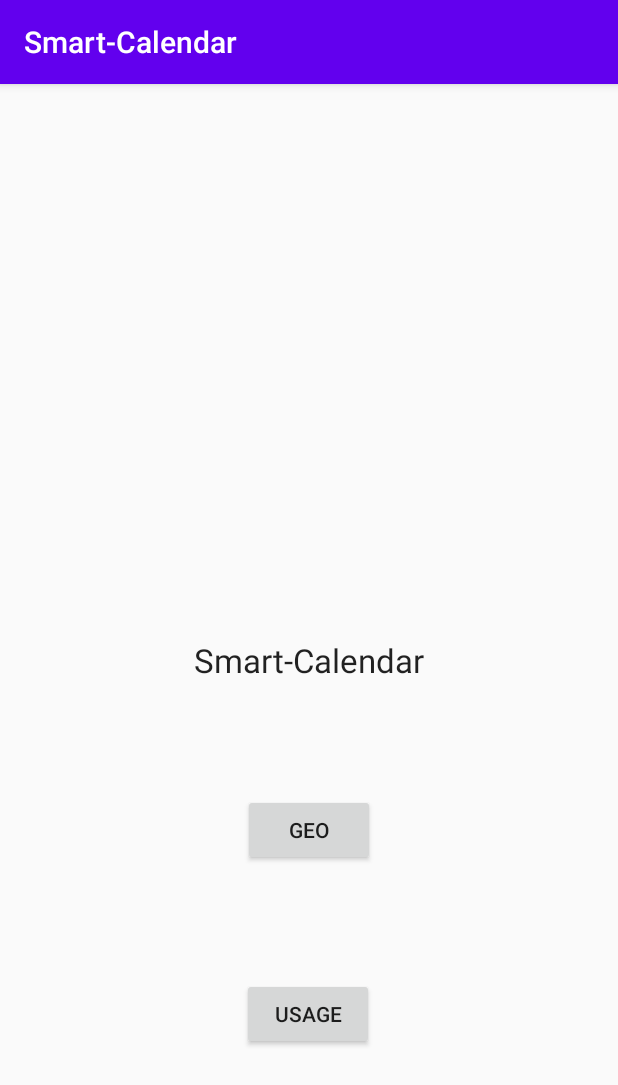
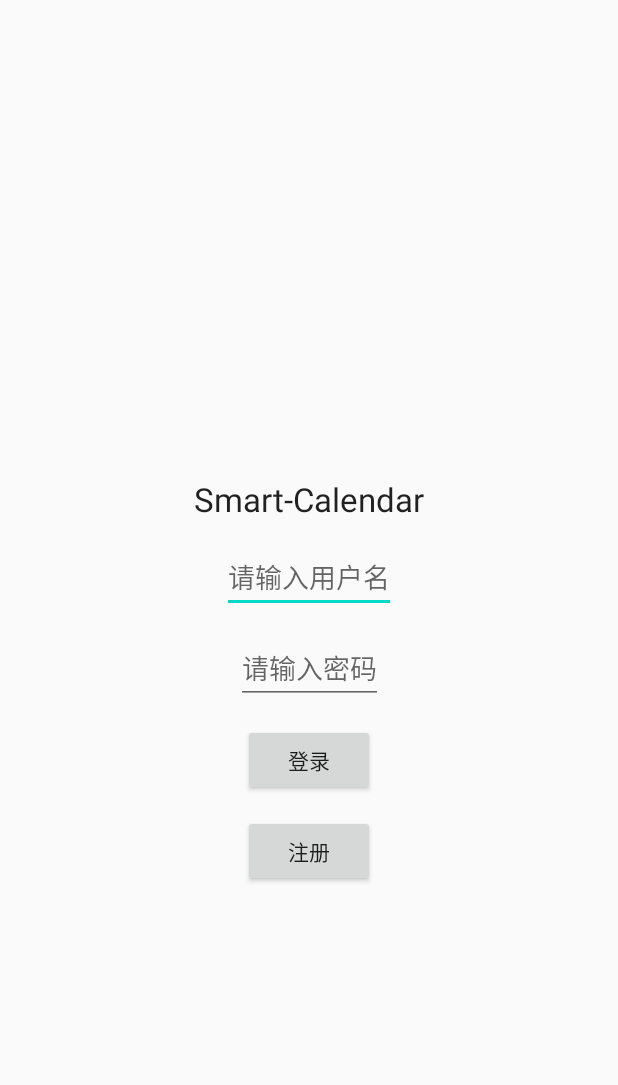
Before and after one commit to gonggongjohn/Smart-Calendar, an Android app: the screen it shows after launch (MainActivity before the commit, LoginActivity after it), on a phone screen of 412 x 824 dp. Shown: the top 1085 px of the screen. Run offline under Robolectric (Android 15) with nearby library versions, the phone set to English and light mode, and no system bars.

Commit message:
登录/注册

```diff
--- a/app/build.gradle
+++ b/app/build.gradle
@@ -30,4 +30,5 @@ dependencies {
     androidTestImplementation 'androidx.test.ext:junit:1.1.1'
     androidTestImplementation 'androidx.test.espresso:espresso-core:3.2.0'
 
+    implementation group: 'com.squareup.okhttp3', name: 'okhttp', version: '3.10.0'
 }
--- a/app/src/main/java/timemaster/smart_calendar/MainActivity.java
+++ /dev/null
@@ -1,36 +0,0 @@
-package timemaster.smart_calendar;
-
-import android.content.Intent;
-import android.view.View;
-import android.widget.Button;
-import androidx.appcompat.app.AppCompatActivity;
-import android.os.Bundle;
-
-public class MainActivity extends AppCompatActivity {
-    private Button btnGeo;
-    private Button btnUsage;
-
-    @Override
-    protected void onCreate(Bundle savedInstanceState) {
-        super.onCreate(savedInstanceState);
-        setContentView(R.layout.activity_main);
-        btnGeo = findViewById(R.id.btn_geo);
-        btnUsage = findViewById(R.id.btn_usage);
-        btnGeo.setOnClickListener(new View.OnClickListener() {
-            @Override
-            public void onClick(View view) {
-                Intent intent = new Intent();
-                intent.setClass(MainActivity.this, GeoActivity.class);
-                startActivity(intent);
-            }
-        });
-        btnUsage.setOnClickListener(new View.OnClickListener() {
-            @Override
-            public void onClick(View view) {
-                Intent intent = new Intent();
-                intent.setClass(MainActivity.this, UsageActivity.class);
-                startActivity(intent);
-            }
-        });
-    }
-}
--- a/app/src/main/res/layout/activity_geo.xml
+++ b/app/src/main/res/layout/activity_geo.xml
@@ -5,6 +5,6 @@
         xmlns:app="http://schemas.android.com/apk/res-auto"
         android:layout_width="match_parent"
         android:layout_height="match_parent"
-        tools:context=".GeoActivity">
+        tools:context=".activity.GeoActivity">
 
 </androidx.constraintlayout.widget.ConstraintLayout>
--- /dev/null
+++ b/app/src/main/res/layout/activity_login.xml
@@ -0,0 +1,68 @@
+<?xml version="1.0" encoding="utf-8"?>
+<androidx.constraintlayout.widget.ConstraintLayout
+        xmlns:android="http://schemas.android.com/apk/res/android"
+        xmlns:tools="http://schemas.android.com/tools"
+        xmlns:app="http://schemas.android.com/apk/res-auto"
+        android:layout_width="match_parent"
+        android:layout_height="match_parent"
+        tools:context=".activity.LoginActivity">
+    <TextView
+            android:id="@+id/text_title"
+            android:layout_width="wrap_content"
+            android:layout_height="wrap_content"
+            android:text="@string/app_name"
+            app:layout_constraintBottom_toBottomOf="parent"
+            app:layout_constraintLeft_toLeftOf="parent"
+            app:layout_constraintRight_toRightOf="parent"
+            app:layout_constraintTop_toTopOf="parent"
+            android:textAppearance="@style/TextAppearance.AppCompat.Large"
+            app:layout_constraintVertical_bias="0.4"
+    />
+    <EditText
+            android:id="@+id/edit_id"
+            android:hint="请输入用户名"
+            android:inputType="textVisiblePassword"
+            android:imeOptions="actionNext"
+            app:layout_constraintBottom_toTopOf="@id/edit_pwd"
+            app:layout_constraintLeft_toLeftOf="parent"
+            app:layout_constraintRight_toRightOf="parent"
+            app:layout_constraintTop_toBottomOf="@id/text_title"
+            android:layout_width="wrap_content"
+            android:layout_height="wrap_content"
+    />
+    <EditText
+            android:id="@+id/edit_pwd"
+            android:hint="请输入密码"
+            android:inputType="textPassword"
+            android:imeOptions="actionGo"
+            app:layout_constraintBottom_toTopOf="@id/btn_login"
+            app:layout_constraintLeft_toLeftOf="parent"
+            app:layout_constraintRight_toRightOf="parent"
+            app:layout_constraintTop_toBottomOf="@id/edit_id"
+
+            android:layout_width="wrap_content"
+            android:layout_height="wrap_content">
+    </EditText>
+    <Button
+            android:text="登录"
+            android:layout_width="wrap_content"
+            android:layout_height="wrap_content"
+            android:id="@+id/btn_login"
+            app:layout_constraintBottom_toTopOf="@id/btn_register"
+            app:layout_constraintLeft_toLeftOf="parent"
+            app:layout_constraintRight_toRightOf="parent"
+            app:layout_constraintTop_toBottomOf="@id/edit_pwd"
+    />
+    <Button
+            android:text="注册"
+            android:layout_width="wrap_content"
+            android:layout_height="wrap_content"
+            android:id="@+id/btn_register"
+            app:layout_constraintBottom_toBottomOf="parent"
+            app:layout_constraintLeft_toLeftOf="parent"
+            app:layout_constraintRight_toRightOf="parent"
+            app:layout_constraintTop_toTopOf="parent"
+            app:layout_constraintVertical_bias="0.7"
+    />
+
+</androidx.constraintlayout.widget.ConstraintLayout>
--- a/app/src/main/res/layout/activity_main.xml
+++ /dev/null
@@ -1,41 +0,0 @@
-<?xml version="1.0" encoding="utf-8"?>
-<androidx.constraintlayout.widget.ConstraintLayout
-        xmlns:android="http://schemas.android.com/apk/res/android"
-        xmlns:tools="http://schemas.android.com/tools"
-        xmlns:app="http://schemas.android.com/apk/res-auto"
-        android:layout_width="match_parent"
-        android:layout_height="match_parent"
-        tools:context=".MainActivity">
-    <TextView
-            android:layout_width="wrap_content"
-            android:layout_height="wrap_content"
-            android:text="Smart-Calendar"
-            app:layout_constraintBottom_toBottomOf="parent"
-            app:layout_constraintLeft_toLeftOf="parent"
-            app:layout_constraintRight_toRightOf="parent"
-            app:layout_constraintTop_toTopOf="parent"
-            android:textAppearance="@style/TextAppearance.AppCompat.Large"
-            android:id="@+id/textView"/>
-    <Button
-            android:text="Geo"
-            android:layout_width="wrap_content"
-            android:layout_height="wrap_content"
-            android:id="@+id/btn_geo"
-            app:layout_constraintTop_toBottomOf="@+id/textView"
-            app:layout_constraintBottom_toTopOf="@+id/btn_usage"
-            app:layout_constraintStart_toStartOf="parent"
-            app:layout_constraintEnd_toEndOf="parent"
-    />
-    <Button
-            android:text="Usage"
-            android:layout_width="wrap_content"
-            android:layout_height="wrap_content"
-            android:id="@+id/btn_usage"
-            app:layout_constraintBottom_toBottomOf="parent"
-            app:layout_constraintStart_toStartOf="parent"
-            app:layout_constraintEnd_toEndOf="parent"
-            app:layout_constraintHorizontal_bias="0.498"
-            android:layout_marginBottom="124dp"
-    />
-
-</androidx.constraintlayout.widget.ConstraintLayout>
--- a/app/src/main/res/layout/activity_usage.xml
+++ b/app/src/main/res/layout/activity_usage.xml
@@ -5,6 +5,6 @@
         xmlns:app="http://schemas.android.com/apk/res-auto"
         android:layout_width="match_parent"
         android:layout_height="match_parent"
-        tools:context=".UsageActivity">
+        tools:context=".activity.UsageActivity">
 
 </androidx.constraintlayout.widget.ConstraintLayout>
--- a/app/src/main/res/values/colors.xml
+++ b/app/src/main/res/values/colors.xml
@@ -1,5 +1,9 @@
 <?xml version="1.0" encoding="utf-8"?>
 <resources>
+    <color name="colorWhiteSmoke">#F5F5F5</color>
+    <color name="colorWhite">#ffffff</color>
+    <color name="colorBlack">#000000</color>
+    <color name="colorGainsboro">#DCDCDC</color>
     <color name="colorPrimary">#6200EE</color>
     <color name="colorPrimaryDark">#3700B3</color>
     <color name="colorAccent">#03DAC5</color>
--- a/app/src/main/res/values/strings.xml
+++ b/app/src/main/res/values/strings.xml
@@ -1,3 +1,4 @@
 <resources>
     <string name="app_name">Smart-Calendar</string>
+    <string name="Url">http://mc.mcgo.pw:40018/</string>
 </resources>
```
Also changed, not shown: app/src/main/AndroidManifest.xml (+7 -4 lines), app/src/main/java/timemaster/smart_calendar/activity/GeoActivity.java (renamed from app/src/main/java/timemaster/smart_calendar/UsageActivity.java, +4 -3 lines), app/src/main/java/timemaster/smart_calendar/activity/LoginActivity.java (added, +149 -0 lines), app/src/main/java/timemaster/smart_calendar/activity/UsageActivity.java (renamed from app/src/main/java/timemaster/smart_calendar/GeoActivity.java, +4 -3 lines).
